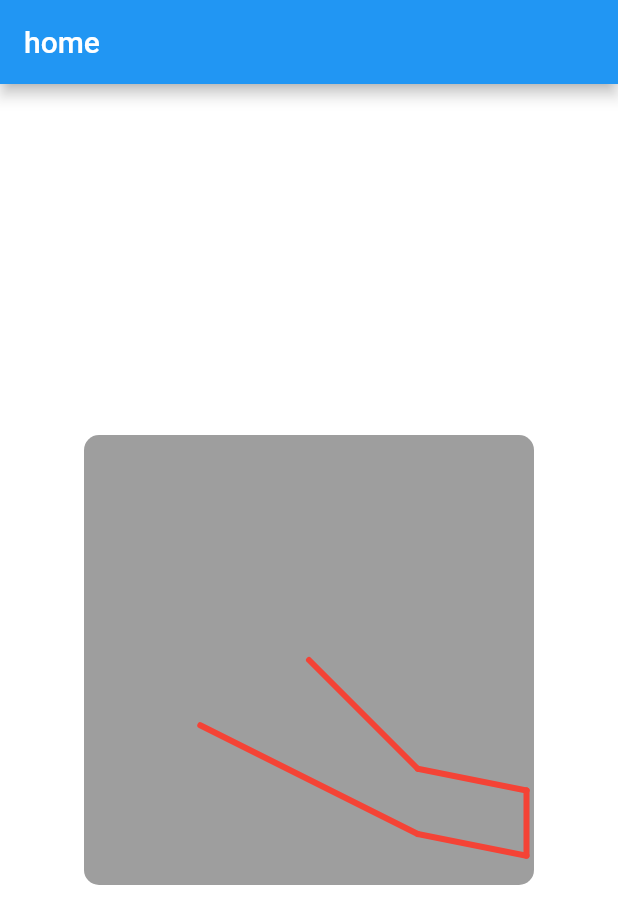
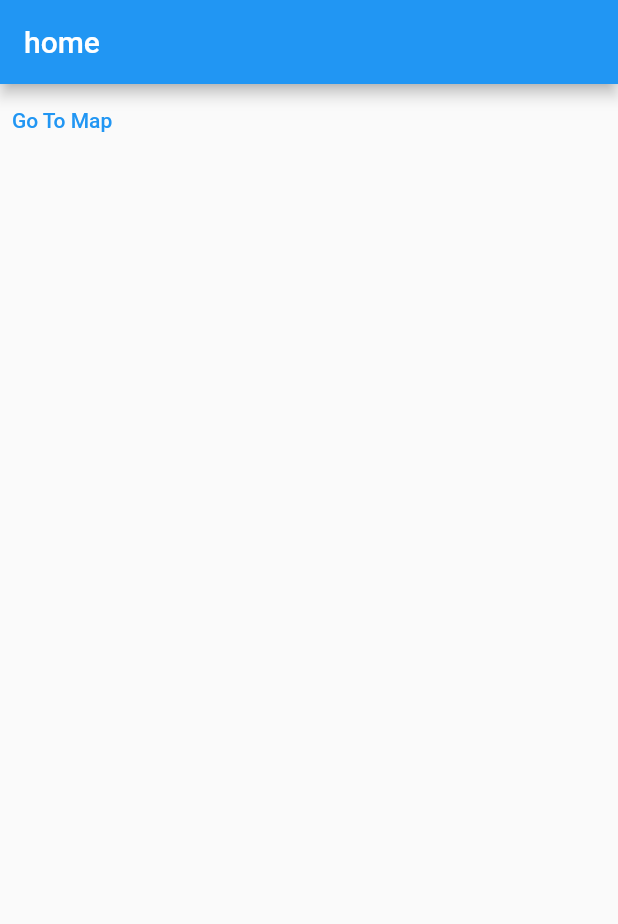
Before and after one commit to Intelligent-Mobile-Systems-Group-2/app, a Flutter app: the screen it shows after launch, on a phone screen of 412 x 824 dp. Shown: the top 924 px of the screen. Run offline on Flutter 3.47's test engine with Material 2 defaults, Android fonts, the phone set to English and light mode, and no system bars; missing offline and left inert: control_pad.

```diff
--- a/lib/src/app/view/home/home.dart
+++ b/lib/src/app/view/home/home.dart
@@ -1,5 +1,6 @@
 import 'package:flutter/widgets.dart';
 import 'package:flutter/material.dart';
+import 'package:int_app/src/app/view/home/map.dart';
 
 import '../Canvas.dart';
 
@@ -9,17 +10,6 @@ class Home extends StatefulWidget {
 }
 
 class _HomeState extends State<Home> {
-  Size size = WidgetsBinding.instance!.window.physicalSize;
-  List<DrawModel> pointsList = [
-    DrawModel(const Offset(0, 0)),
-    DrawModel(const Offset(50, 50)),
-    DrawModel(const Offset(100, 60)),
-    DrawModel(const Offset(100, 60)),
-    DrawModel(const Offset(100, 90)),
-    DrawModel(const Offset(50, 80)),
-    DrawModel(const Offset(-50, 30))
-  ];
-
   @override
   Widget build(BuildContext context) {
     return Scaffold(
@@ -27,18 +17,11 @@ class _HomeState extends State<Home> {
           title: const Text("home"),
         ),
         body: Container(
-          color: Colors.white,
-          // Inner yellow container
-          child: Center(
-              child: Container(
-            width: 300,
-            height: 300,
-            decoration: BoxDecoration(
-                borderRadius: BorderRadius.circular(10), color: Colors.grey),
-            child: CustomPaint(
-              painter: MowerMap(pointsList),
-            ),
-          )),
-        ));
+            child: TextButton(
+                onPressed: () {
+                  Navigator.push(context,
+                      MaterialPageRoute(builder: (context) => MapState()));
+                },
+                child: const Text("Go To Map"))));
   }
 }
```
Also changed, not shown: lib/src/app/view/Canvas.dart (+32 -14 lines), lib/src/app/view/home/map.dart (added, +85 -0 lines).
